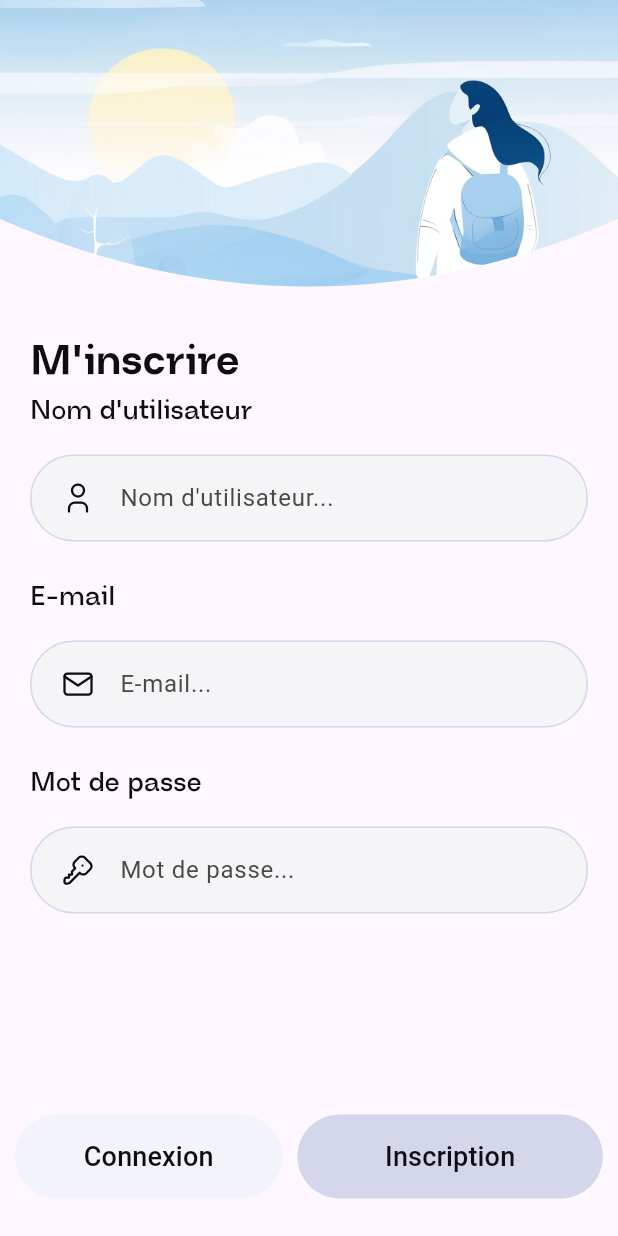
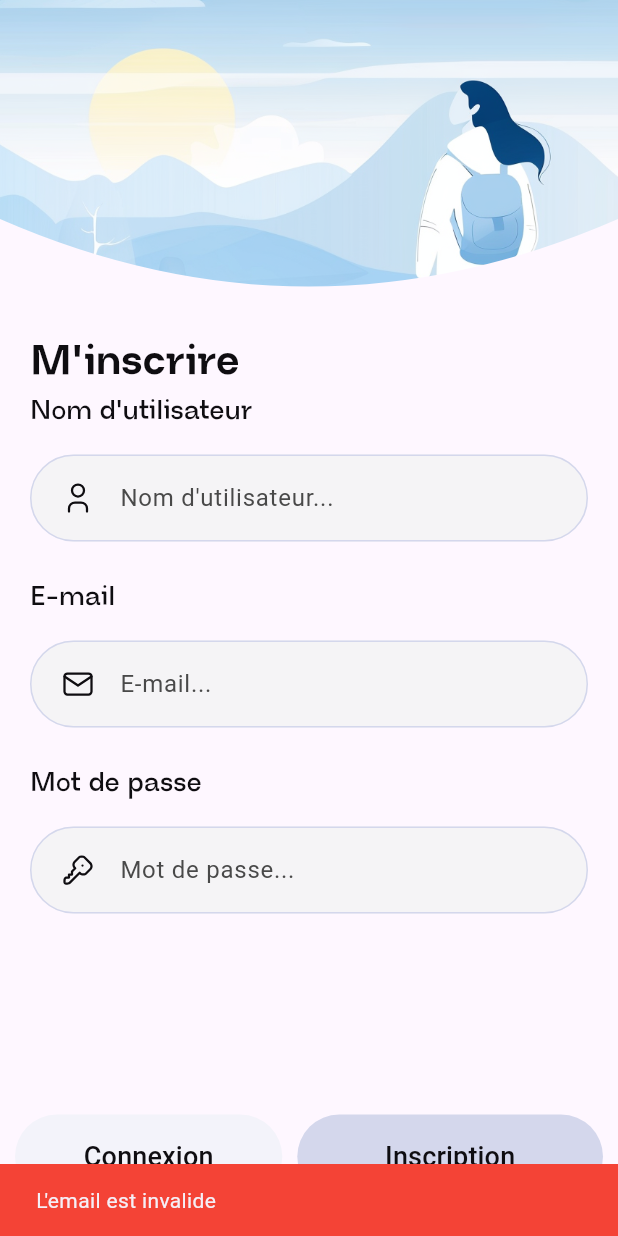
Before and after one commit to Amaelmsrt/SAE_MOBILE, a Flutter app: the RegisterPage screen opened directly, after a tap on "Inscription", on a phone screen of 412 x 824 dp. Run offline on Flutter 3.47's test engine with Material 3 defaults, Android fonts, the phone set to English and light mode, and no system bars; our stand-ins replace convert, flutter_svg, image_picker, supabase_flutter; missing offline and left inert: dart:ffi, flutter_statusbarcolor_ns; accounts and stored records are empty; network calls fail.

Commit message:
msg_erreur

```diff
--- a/lib/components/user_preview.dart
+++ b/lib/components/user_preview.dart
@@ -1,5 +1,5 @@
 import 'package:allo/constants/app_colors.dart';
-import 'package:allo/models/Utilisateur.dart';
+import 'package:allo/models/utilisateur.dart';
 import 'package:flutter/material.dart';
 import 'package:flutter_svg/flutter_svg.dart';
 
--- a/lib/models/DB/annonce_db.dart
+++ b/lib/models/DB/annonce_db.dart
@@ -1,7 +1,7 @@
 import 'dart:convert';
 import 'dart:typed_data';
 
-import 'package:allo/models/Utilisateur.dart';
+import 'package:allo/models/utilisateur.dart';
 import 'package:allo/models/image_converter.dart';
 import 'package:allo/models/objet.dart';
 import 'package:image_picker/image_picker.dart';
--- a/lib/models/DB/user_bd.dart
+++ b/lib/models/DB/user_bd.dart
@@ -2,7 +2,7 @@ import 'dart:typed_data';
 
 import 'package:allo/main.dart';
 import 'package:allo/models/DB/avis_bd.dart';
-import 'package:allo/models/Utilisateur.dart';
+import 'package:allo/models/utilisateur.dart';
 import 'package:convert/convert.dart';
 import 'package:image_picker/image_picker.dart';
 import 'package:supabase_flutter/supabase_flutter.dart';
--- a/lib/models/annonce.dart
+++ b/lib/models/annonce.dart
@@ -3,7 +3,7 @@ import 'dart:typed_data';
 
 import 'package:allo/components/add_images.dart';
 import 'package:allo/constants/app_colors.dart';
-import 'package:allo/models/Utilisateur.dart';
+import 'package:allo/models/utilisateur.dart';
 import 'package:flutter/material.dart';
 import 'package:image_picker/image_picker.dart';
 
--- a/lib/models/my_user.dart
+++ b/lib/models/my_user.dart
@@ -1,4 +1,4 @@
-import 'package:allo/models/Utilisateur.dart';
+import 'package:allo/models/utilisateur.dart';
 import 'package:flutter/foundation.dart';
 
 class MyUser extends ChangeNotifier{
--- a/lib/widgets/ajouter_avis.dart
+++ b/lib/widgets/ajouter_avis.dart
@@ -6,7 +6,7 @@ import 'package:allo/constants/app_colors.dart';
 import 'package:allo/models/DB/annonce_db.dart';
 import 'package:allo/models/DB/avis_bd.dart';
 import 'package:allo/models/DB/user_bd.dart';
-import 'package:allo/models/Utilisateur.dart';
+import 'package:allo/models/utilisateur.dart';
 import 'package:allo/models/annonce.dart';
 import 'package:flutter/material.dart';
 import 'package:flutter_svg/flutter_svg.dart';
--- a/lib/widgets/login_page.dart
+++ b/lib/widgets/login_page.dart
@@ -2,7 +2,7 @@ import 'package:allo/components/custom_text_field.dart';
 import 'package:allo/constants/app_colors.dart';
 import 'package:allo/main.dart';
 import 'package:allo/models/DB/user_bd.dart';
-import 'package:allo/models/Utilisateur.dart';
+import 'package:allo/models/utilisateur.dart';
 import 'package:allo/models/my_user.dart';
 import 'package:allo/utils/bottom_round_clipper.dart';
 import 'package:allo/widgets/home.dart';
@@ -26,18 +26,25 @@ class LoginPage extends StatelessWidget {
       if (response.user != null) {
         Utilisateur user = await UserBD.getMyUser();
         provider.Provider.of<MyUser>(context, listen: false).setMyUser(user);
-      }
-
         Navigator.of(context).pushAndRemoveUntil(
           MaterialPageRoute(builder: (context) => Home()),
           (Route<dynamic> route) => false,
         );
+      }
     } catch (e) {
+      String errorMessage;
       if (e is AuthException) {
-        print('Erreur d\'authentification: ${e.message}');
+        errorMessage = 'Email ou mot de passe invalide';
       } else {
-        print('Une autre erreur s\'est produite: $e');
+        errorMessage = 'Une autre erreur s\'est produite: $e';
       }
+      print(errorMessage);
+      ScaffoldMessenger.of(context).showSnackBar(
+        SnackBar(
+          content: Text(errorMessage),
+          backgroundColor: Colors.red,
+        ),
+      );
     }
   }
 
--- a/lib/widgets/modifier_profil.dart
+++ b/lib/widgets/modifier_profil.dart
@@ -4,7 +4,7 @@ import 'dart:typed_data';
 import 'package:allo/components/custom_text_field.dart';
 import 'package:allo/constants/app_colors.dart';
 import 'package:allo/models/DB/user_bd.dart';
-import 'package:allo/models/Utilisateur.dart';
+import 'package:allo/models/utilisateur.dart';
 import 'package:allo/models/app_bar_title.dart';
 import 'package:allo/models/my_user.dart';
 import 'package:flutter/material.dart';
--- a/lib/widgets/my_app.dart
+++ b/lib/widgets/my_app.dart
@@ -1,6 +1,6 @@
 import 'package:allo/main.dart';
 import 'package:allo/models/DB/user_bd.dart';
-import 'package:allo/models/Utilisateur.dart';
+import 'package:allo/models/utilisateur.dart';
 import 'package:allo/models/my_user.dart';
 import 'package:allo/widgets/home.dart';
 import 'package:allo/widgets/welcome_page.dart';
--- a/lib/widgets/register_page.dart
+++ b/lib/widgets/register_page.dart
@@ -34,12 +34,36 @@ class _RegisterPageState extends State<RegisterPage> {
   }
 
   Future<void> register(String email, String password, String username) async {
-    print("nouvel utilisateur : $username, $email, $password");
-  final response = await supabase.auth.signUp(email: email, password: password);
+    final emailRegex = RegExp(r'^[^@]+@[^@]+\.[^@]+');
+    if (!emailRegex.hasMatch(email)) {
+      showSnackBar(context, 'L\'email est invalide');
+      return;
+    }
 
-  if (response.user == null) {
-    print('Erreur lors de l\'inscription : ${response}');
+    if (password.length < 6) {
+      showSnackBar(
+          context, 'Le mot de passe doit contenir au moins 6 caractères');
       return;
+    }
+
+    final usernameResponse = await supabase
+        .from('utilisateur')
+        .select()
+        .eq('nomutilisateur', username)
+        .maybeSingle();
+
+    if (usernameResponse != null) {
+      showSnackBar(context, 'Le nom d\'utilisateur est déjà utilisé');
+      return;
+    }
+
+    try {
+      await supabase.auth.signUp(email: email, password: password);
+    } catch (e) {
+      if (e.toString().contains('The provided email is already in use')) {
+        showSnackBar(context, 'L\'email est déjà utilisé');
+        return;
+      }
     }
 
     final user = supabase.auth.currentUser;
@@ -53,11 +77,27 @@ class _RegisterPageState extends State<RegisterPage> {
       ]);
 
       if (insertResponse != null && insertResponse.error != null) {
-      print('Erreur lors de l\'insertion de l\'utilisateur dans la table UTILISATEUR : ${insertResponse.error!.message}');
+        print(
+            'Erreur lors de l\'insertion de l\'utilisateur dans la table UTILISATEUR : ${insertResponse.error!.message}');
+      } else {
+        Navigator.push(
+          context,
+          MaterialPageRoute(builder: (context) => LoginPage()),
+        );
+      }
+    } else {
+      showSnackBar(
+          context, 'Une erreur s\'est produite lors de l\'inscription');
     }
   }
 
-  return;
+  void showSnackBar(BuildContext context, String message) {
+    ScaffoldMessenger.of(context).showSnackBar(
+      SnackBar(
+        content: Text(message),
+        backgroundColor: Colors.red,
+      ),
+    );
   }
 
   @override
```
Lines whose indentation alone changed are shown as unchanged.
